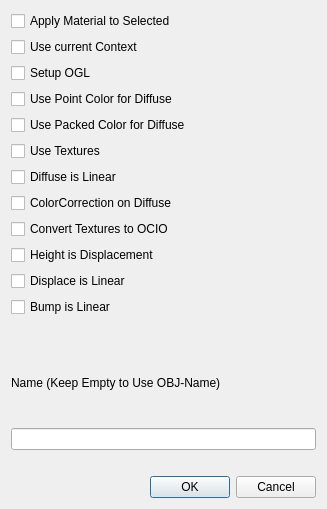
Above: python2.7libs/materialBuild_Mantra/view.ui from eglaubauf/egMantraTools before the change. Below: the same form after it.
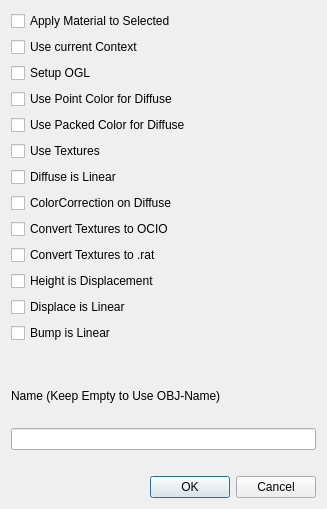
That is the form after the change.

Diff of the .ui file:
```diff
--- a/python2.7libs/materialBuild_Mantra/view.ui
+++ b/python2.7libs/materialBuild_Mantra/view.ui
@@ -91,6 +91,13 @@
        </property>
       </widget>
      </item>
+     <item>
+      <widget class="QCheckBox" name="cbx_convertRat">
+       <property name="text">
+        <string>Convert Textures to .rat</string>
+       </property>
+      </widget>
+     </item>
      <item>
       <widget class="QCheckBox" name="cbx_heightDisp">
        <property name="text">
```
